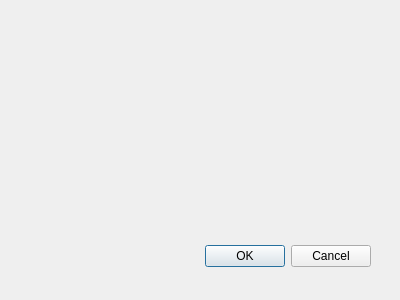
Before: the Qt Designer form geometry_validator_dialog_base.ui in peetw/GeometryValidator, drawn with Qt 5.
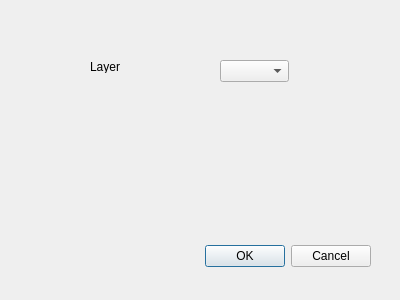
After: the same form once the commit is applied. Custom widgets are drawn as their Qt base class.

```diff
--- a/geometry_validator_dialog_base.ui
+++ b/geometry_validator_dialog_base.ui
@@ -28,7 +28,37 @@
     <set>QDialogButtonBox::Cancel|QDialogButtonBox::Ok</set>
    </property>
   </widget>
+  <widget class="QgsMapLayerComboBox" name="comboBoxInputLayer">
+   <property name="geometry">
+    <rect>
+     <x>220</x>
+     <y>60</y>
+     <width>69</width>
+     <height>22</height>
+    </rect>
+   </property>
+  </widget>
+  <widget class="QLabel" name="label">
+   <property name="geometry">
+    <rect>
+     <x>90</x>
+     <y>60</y>
+     <width>47</width>
+     <height>13</height>
+    </rect>
+   </property>
+   <property name="text">
+    <string>Layer</string>
+   </property>
+  </widget>
  </widget>
+ <customwidgets>
+  <customwidget>
+   <class>QgsMapLayerComboBox</class>
+   <extends>QComboBox</extends>
+   <header>qgis.gui</header>
+  </customwidget>
+ </customwidgets>
  <resources/>
  <connections>
   <connection>
```
Left out of the diff: 41 changed lines with no effect on the pictures.
